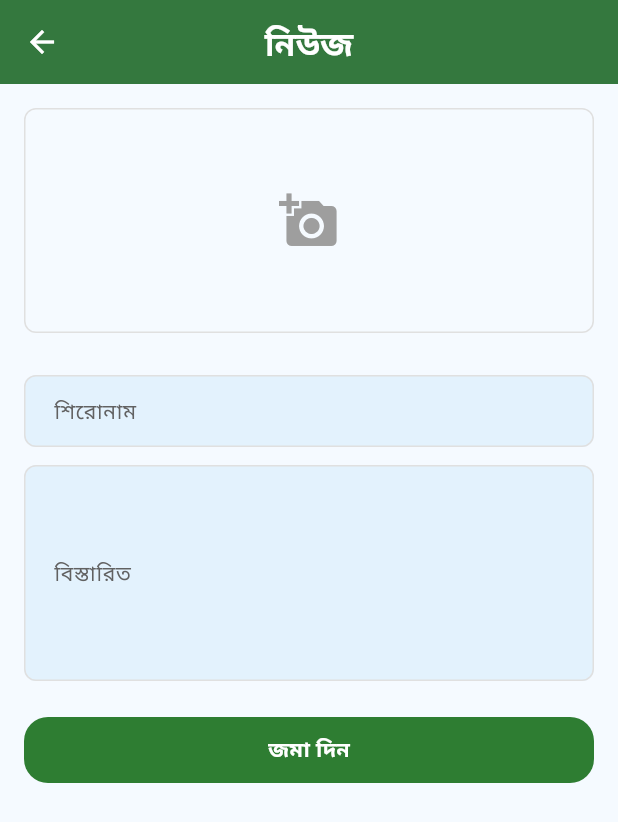
After one commit to zsifat/CNIS, a Flutter app: the NoticeScreen screen opened directly, after a tap on the "add" icon, on a phone screen of 412 x 824 dp. The commit adds this screen. Shown: the top 822 px of the screen. Run offline on Flutter 3.47's test engine with Material 3 defaults, Android fonts, the phone set to English and light mode, and no system bars; our stand-ins replace bloc, cached_network_image, carousel_slider, connectivity_plus, dio, equatable and 15 more; accounts and stored records are empty; network calls fail.

Commit message:
final fourth phase

```diff
--- a/lib/core/bloc_service/bloc_providers.dart
+++ b/lib/core/bloc_service/bloc_providers.dart
@@ -1,4 +1,5 @@
 import 'package:chapainawabganjcity/feature/data_add/presentation/cubit/activity_form_cubit.dart';
+import 'package:chapainawabganjcity/feature/data_add/presentation/cubit/submit_news_cubit.dart';
 import 'package:chapainawabganjcity/feature/login/presentation/presentation/bloc/login_cubit.dart';
 import 'package:chapainawabganjcity/feature/profile/presentation/bloc/profile_info_cubit/profile_info_cubit.dart';
 import 'package:chapainawabganjcity/feature/signup/presentation/bloc/signup_cubit.dart';
@@ -14,7 +15,7 @@ class BlocProviders {
       BlocProvider<ActivityFormCubit>(create: (context) => ActivityFormCubit(),),
       BlocProvider<ProfileUpdateCubit>(create: (context) => ProfileUpdateCubit(),),
       BlocProvider<ProfileCubit>(create: (context) => ProfileCubit(),),
-
+      BlocProvider<SubmitNewsCubit>(create: (context) => SubmitNewsCubit(),),
     ];
   }
 }
--- a/lib/core/network_service/api_constants.dart
+++ b/lib/core/network_service/api_constants.dart
@@ -6,4 +6,5 @@ class ApiConstants {
   static const String dataPost= '$baseUrl/activities';
   static const String updateProfile = '$baseUrl/update-profile';
   static const String profileInfo = '$baseUrl/user/profile';
+  static const String newsPost = '$baseUrl/storenews';
 }
--- /dev/null
+++ b/lib/feature/data_add/presentation/cubit/submit_news_state.dart
@@ -0,0 +1,13 @@
+abstract class SubmitNewsState {}
+
+class SubmitNewsInitial extends SubmitNewsState {}
+
+class SubmitNewsLoading extends SubmitNewsState {}
+
+class SubmitNewsSuccess extends SubmitNewsState {}
+
+class SubmitNewsFailure extends SubmitNewsState {
+  final String error;
+
+  SubmitNewsFailure(this.error);
+}
--- /dev/null
+++ b/lib/feature/data_add/presentation/view/news_add_screen.dart
@@ -0,0 +1,195 @@
+import 'dart:io';
+
+import 'package:chapainawabganjcity/feature/data_add/presentation/cubit/activity_form_cubit.dart';
+import 'package:chapainawabganjcity/feature/data_add/presentation/cubit/data_post_state.dart';
+import 'package:chapainawabganjcity/feature/data_add/presentation/cubit/submit_news_cubit.dart';
+import 'package:chapainawabganjcity/models/news_category.dart';
+import 'package:flutter/material.dart';
+import 'package:flutter_bloc/flutter_bloc.dart';
+import 'package:image_picker/image_picker.dart';
+
+import '../../../../views/widgets/app_bar.dart';
+import '../cubit/submit_news_state.dart';
+
+class NewsAddScreen extends StatefulWidget {
+  const NewsAddScreen({super.key, required this.newsCategory, this.subCatId});
+
+  final NewsCategory newsCategory;
+  final String? subCatId;
+
+  @override
+  State<NewsAddScreen> createState() => _NewsAddScreenState();
+}
+
+class _NewsAddScreenState extends State<NewsAddScreen> {
+  final _formKey = GlobalKey<FormState>();
+
+  File? imageFile;
+  final ImagePicker _picker = ImagePicker();
+  String title = '';
+  String description = '';
+
+  Future<void> _pickImage() async {
+    final XFile? pickedFile = await _picker.pickImage(
+      source: ImageSource.gallery,
+      imageQuality: 70,
+      maxWidth: 1920,
+      maxHeight: 1080,
+    );
+
+    if (pickedFile != null) {
+      final file = File(pickedFile.path);
+      final int sizeInBytes = await file.length();
+      final double sizeInMB = sizeInBytes / (1024 * 1024);
+
+      if (sizeInMB <= 2) {
+        setState(() {
+          imageFile = file;
+        });
+      } else {
+        ScaffoldMessenger.of(context).showSnackBar(
+          const SnackBar(content: Text('ছবিটি খুব বড়। দয়া করে ছোট ছবি ব্যবহার করুন।')),
+        );
+      }
+    }
+  }
+
+  @override
+  Widget build(BuildContext context) {
+    return SafeArea(
+      child: Scaffold(
+        appBar: buildAppBar(widget.newsCategory.title),
+        body: SingleChildScrollView(
+          padding: const EdgeInsets.all(16),
+          child: Form(
+            key: _formKey,
+            child: Column(
+              crossAxisAlignment: CrossAxisAlignment.start,
+              children: [
+                GestureDetector(
+                  onTap: _pickImage,
+                  child: Container(
+                    height: 150,
+                    width: double.infinity,
+                    decoration: BoxDecoration(
+                      borderRadius: BorderRadius.circular(8),
+                      border: Border.all(color: Colors.grey.shade300, width: 1),
+                    ),
+                    child: imageFile != null
+                        ? ClipRRect(
+                        borderRadius: BorderRadius.circular(8),
+                        child: Image.file(imageFile!, fit: BoxFit.cover))
+                        : const Center(
+                        child: Icon(Icons.add_a_photo, size: 40, color: Colors.grey)),
+                  ),
+                ),
+                const SizedBox(height: 16),
+                _buildTextField("শিরোনাম", required: true, onSaved: (val) => title = val!),
+                _buildTextField("বিস্তারিত", required: true, onSaved: (val) => description = val!, minLines: 5),
+                const SizedBox(height: 24),
+                BlocConsumer<SubmitNewsCubit, SubmitNewsState>(
+                  listener: (context, state) {
+                    if(state is SubmitNewsLoading) {
+                      ScaffoldMessenger.of(context).showSnackBar(
+                        const SnackBar(content: Text('অপেক্ষা করুন...')),
+                      );
+                    }
+                    if (state is SubmitNewsSuccess) {
+                      _formKey.currentState?.reset();
+                      setState(() {
+                        imageFile = null;
+                      });
+                      ScaffoldMessenger.of(context).showSnackBar(
+                        const SnackBar(content: Text('নিউজ সফলভাবে জমা হয়েছে।')),
+                      );
+                      Navigator.pop(context);
+                    } else if (state is SubmitNewsFailure) {
+                      ScaffoldMessenger.of(context).showSnackBar(
+                        SnackBar(content: Text('জমা ব্যর্থ হয়েছে: ${state.error}')),
+                      );
+                    }
+                  },
+                  builder: (context, state) {
+                    return GestureDetector(
+                      onTap: () {
+                        if (_formKey.currentState!.validate()) {
+                          _formKey.currentState!.save();
+                          context.read<SubmitNewsCubit>().submitNews(
+                            title: title,
+                            description: description,
+                            image: imageFile,
+                            catId: int.parse(widget.newsCategory.id.toString()),
+                          );
+                        }
+                      },
+                      child: Container(
+                        width: double.infinity,
+                        height: 44,
+                        decoration: BoxDecoration(
+                          color: Colors.green.shade800,
+                          borderRadius: BorderRadius.circular(16),
+                        ),
+                        child: Center(
+                          child: state is ActivityFormLoading
+                              ? const SizedBox(
+                            height: 16,
+                            width: 16,
+                            child: CircularProgressIndicator(
+                              color: Colors.white,
+                              strokeWidth: 2,
+                            ),
+                          )
+                              : const Text(
+                            'জমা দিন',
+                            style: TextStyle(
+                              color: Colors.white,
+                              fontWeight: FontWeight.w700,
+                            ),
+                          ),
+                        ),
+                      ),
+                    );
+                  },
+                ),
+              ],
+            ),
+          ),
+        ),
+      ),
+    );
+  }
+
+  Widget _buildTextField(String label,
+      {bool required = false, FormFieldSetter<String>? onSaved, int minLines = 1}) {
+    return Padding(
+      padding: const EdgeInsets.only(top: 12.0),
+      child: TextFormField(
+        minLines: minLines,
+        maxLines: null,
+        keyboardType: TextInputType.multiline,
+        decoration: InputDecoration(
+          labelText: label,
+          labelStyle: TextStyle(color: Colors.grey.shade700, fontSize: 14),
+          border: OutlineInputBorder(
+            borderRadius: BorderRadius.circular(8),
+            borderSide: BorderSide(color: Colors.grey.shade300),
+          ),
+          enabledBorder: OutlineInputBorder(
+            borderRadius: BorderRadius.circular(8),
+            borderSide: BorderSide(color: Colors.grey.shade300),
+          ),
+          focusedBorder: OutlineInputBorder(
+            borderRadius: BorderRadius.circular(8),
+            borderSide: BorderSide(color: Colors.green.shade800),
+          ),
+          errorBorder: OutlineInputBorder(
+            borderRadius: BorderRadius.circular(8),
+            borderSide: BorderSide(color: Colors.red.shade800),
+          ),
+        ),
+        validator: required ? (value) => value == null || value.isEmpty ? 'ফিল্ডটি আবশ্যক' : null : null,
+        onSaved: onSaved,
+      ),
+    );
+  }
+}
--- a/lib/views/notice_screen.dart
+++ b/lib/views/notice_screen.dart
@@ -1,3 +1,4 @@
+import 'package:chapainawabganjcity/models/news_category.dart';
 import 'package:chapainawabganjcity/viewmodels/news_viewmodel.dart';
 import 'package:chapainawabganjcity/viewmodels/news_category_viewmodel.dart';
 import 'package:chapainawabganjcity/views/notice_details.dart';
@@ -10,6 +11,7 @@ import 'package:flutter_svg/flutter_svg.dart';
 import 'package:get/get.dart';
 
 import '../feature/data_add/presentation/view/data_add_screen.dart';
+import '../feature/data_add/presentation/view/news_add_screen.dart';
 
 class NoticeScreen extends ConsumerStatefulWidget {
   const NoticeScreen({super.key});
@@ -52,22 +54,25 @@ class _NoticeScreenState extends ConsumerState<NoticeScreen> {
   @override
   Widget build(BuildContext context) {
     final newsCategoryState = ref.watch(newsCategoryProvider);
-    final categories = newsCategoryState.newsCategories;
+    final categories = newsCategoryState.newsCategories.where((element) => element.id != 0).toList();
     final allNews = ref.watch(newsProvider);
 
     return Scaffold(
       appBar: buildAppBar("নোটিফিকেশন"),
-      // floatingActionButton: FloatingActionButton(
-      //   backgroundColor: Colors.green.shade800,
-      //   child: const Icon(
-      //     Icons.add,
-      //     color: Colors.white,
-      //     size: 36,
-      //   ),
-      //   onPressed: () {
-      //     Get.to(const InputFormScreen(catId: '0'));
-      //   },
-      // ),
+      floatingActionButton: FloatingActionButton(
+        backgroundColor: Colors.green.shade800,
+        child: const Icon(
+          Icons.add,
+          color: Colors.white,
+          size: 36,
+        ),
+        onPressed: () {
+          Get.to(NewsAddScreen(
+            newsCategory: selectedCategoryIndex == 0 ? NewsCategory(id: 0,
+                title: 'নিউজ') : categories[selectedCategoryIndex-1],
+          ));
+        },
+      ),
       body: isOffline
           ? buildNoInternet()
           : RefreshIndicator(
@@ -128,7 +133,7 @@ class _NoticeScreenState extends ConsumerState<NoticeScreen> {
                                 ),
                                 child: Center(
                                   child: Text(
-                                    index == 0 ? 'All' : categories[index - 1].title,
+                                    (index == 0) ? 'All' : categories[index - 1].title,
                                     style: TextStyle(
                                       color: selectedCategoryIndex == index
                                           ? Colors.white
```
Also changed, not shown: lib/feature/data_add/data/repository/data_post_repository.dart (+33 -0 lines), lib/feature/data_add/presentation/cubit/submit_news_cubit.dart (added, +31 -0 lines).
